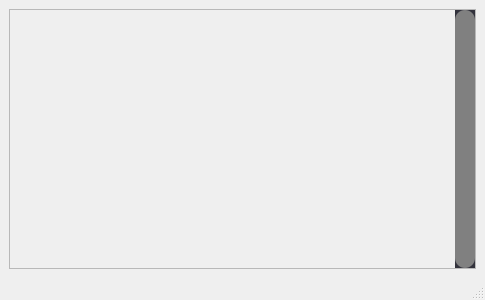
OrionAerospaceYT/SideKick, file Ui/BoardsUi.ui: the form before one commit.
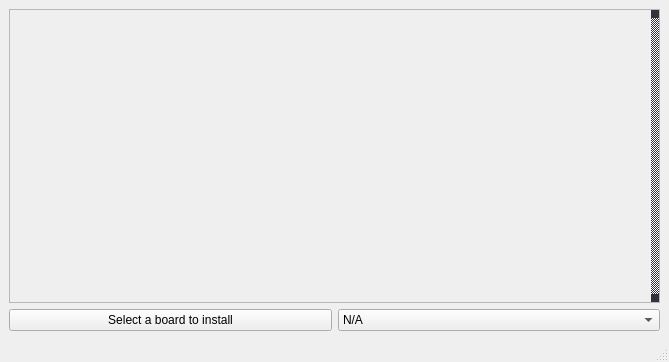
The form after the commit.

Commit message: Boards manager upgraded

Patch:
```diff
--- a/Ui/BoardsUi.ui
+++ b/Ui/BoardsUi.ui
@@ -6,8 +6,8 @@
    <rect>
     <x>0</x>
     <y>0</y>
-    <width>485</width>
-    <height>300</height>
+    <width>669</width>
+    <height>362</height>
    </rect>
   </property>
   <property name="minimumSize">
@@ -20,11 +20,9 @@
    <string>SideKick Boards Manager</string>
   </property>
   <property name="styleSheet">
-   <string notr="true">QScrollBar
+   <string notr="true">QScrollBar:vertical
 {
-	width: 20px;
-	border:none;
-    border-radius: 10px;
+	width: 8px;
     background: #32323C;
 }
 QScrollBar::add-page, QScrollBar::sub-page 
@@ -34,21 +32,6 @@
 QScrollBar::add-line, QScrollBar::sub-line 
 {
 	background-color: #32323C;
-}
-QScrollBar::handle
-{
-	background-color: grey;
-	min-height: 30px;
-	border-radius: 10px;
-	border:none;
-}
-QScrollBar::up-arrow
-{
-	background: none;
-}
-QScrollBar::down-arrow
-{
-	background: none;
 }</string>
   </property>
   <widget class="QWidget" name="centralwidget">
@@ -60,8 +43,8 @@
    </property>
    <layout class="QGridLayout" name="gridLayout_7">
     <item row="0" column="1">
-     <layout class="QGridLayout" name="gridLayout" columnstretch="0,0">
-      <item row="0" column="0" colspan="2">
+     <layout class="QGridLayout" name="gridLayout" columnstretch="0,0,0">
+      <item row="0" column="0" colspan="3">
        <widget class="QScrollArea" name="scrollArea">
         <property name="verticalScrollBarPolicy">
          <enum>Qt::ScrollBarAlwaysOn</enum>
@@ -77,8 +60,8 @@
           <rect>
            <x>0</x>
            <y>0</y>
-           <width>443</width>
-           <height>258</height>
+           <width>639</width>
+           <height>289</height>
           </rect>
          </property>
          <layout class="QVBoxLayout" name="verticalLayout_2">
@@ -89,6 +72,26 @@
         </widget>
        </widget>
       </item>
+      <item row="1" column="0" colspan="3">
+       <layout class="QHBoxLayout" name="horizontalLayout_2">
+        <item>
+         <widget class="QPushButton" name="install">
+          <property name="text">
+           <string>Select a board to install</string>
+          </property>
+         </widget>
+        </item>
+        <item>
+         <widget class="QComboBox" name="versions">
+          <item>
+           <property name="text">
+            <string>N/A</string>
+           </property>
+          </item>
+         </widget>
+        </item>
+       </layout>
+      </item>
      </layout>
     </item>
    </layout>
```
The commit also changes 6 other files.
